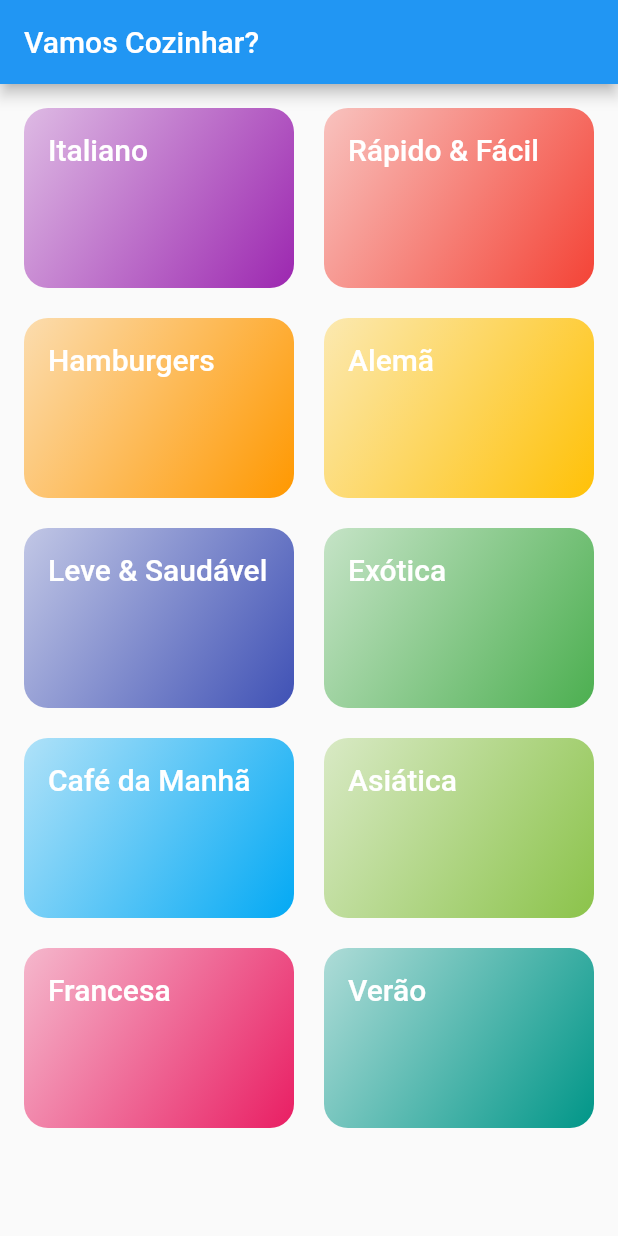
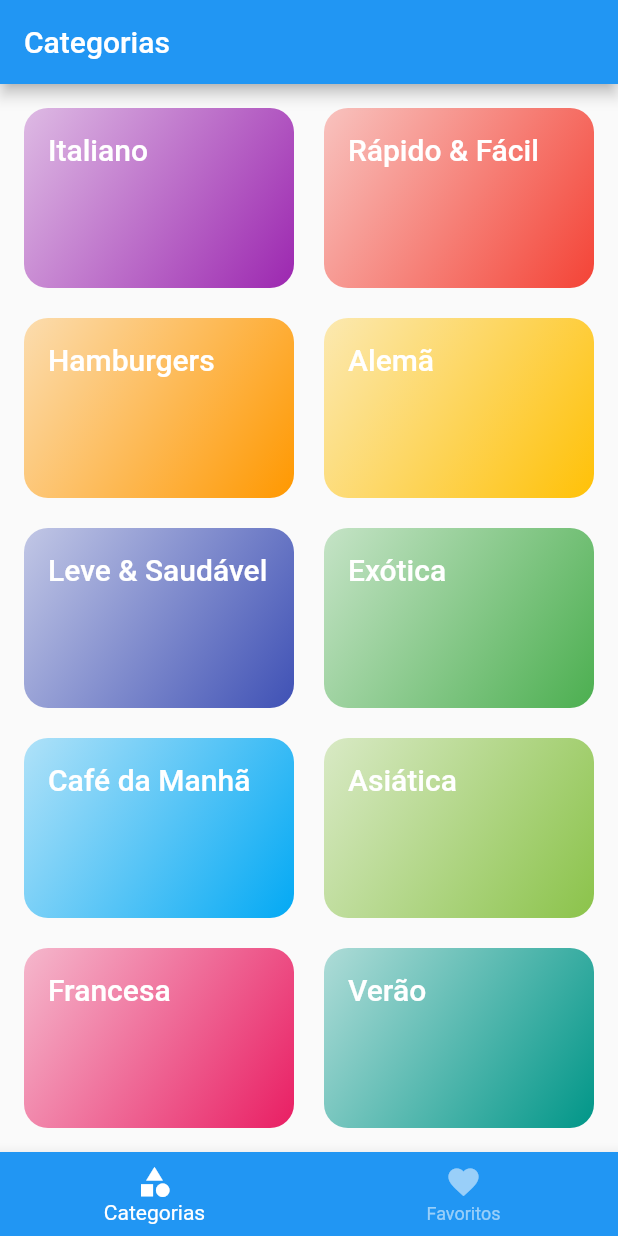
Before and after one commit to fhsbatista/meals, a Flutter app: the screen it shows after launch, on a phone screen of 412 x 824 dp. Run offline on Flutter 3.47's test engine with Material 2 defaults, Android fonts, the phone set to English and light mode, and no system bars.

```diff
--- a/lib/main.dart
+++ b/lib/main.dart
@@ -3,6 +3,7 @@ import 'package:meals/modules/categories/data/categories_local_datasource.dart';
 import 'package:meals/modules/categories/domain/get_categories_usecase.dart';
 import 'package:meals/modules/categories/domain/get_meals_by_category.dart';
 import 'package:meals/modules/categories/ui/pages/categories_page.dart';
+import 'package:meals/modules/categories/ui/pages/main_page.dart';
 import 'package:meals/modules/categories/ui/pages/meal_details_page.dart';
 import 'package:meals/modules/categories/ui/pages/meals_page.dart';
 
@@ -26,13 +27,7 @@ class MyApp extends StatelessWidget {
               ),
             ),
       ),
-      home: CategoriesPage(
-        getCategoriesUseCase: GetCategoriesUseCase(
-          repository: CategoriesRepositoryImpl(
-            datasource: CategoriesLocalDatasourceImpl(),
-          ),
-        ),
-      ),
+      home: MainPage(),
       routes: {
         MealsPage.routeName: (_) => MealsPage(
               getMealsByCategoryUseCase: GetMealsByCategoryUseCase(
@@ -44,13 +39,7 @@ class MyApp extends StatelessWidget {
         MealDetailsPage.routeName: (_) => MealDetailsPage()
       },
       onUnknownRoute: (settings) => MaterialPageRoute(
-        builder: (_) => CategoriesPage(
-          getCategoriesUseCase: GetCategoriesUseCase(
-            repository: CategoriesRepositoryImpl(
-              datasource: CategoriesLocalDatasourceImpl(),
-            ),
-          ),
-        ),
+        builder: (_) => MainPage(),
       ),
     );
   }
--- a/lib/modules/categories/ui/pages/categories_page.dart
+++ b/lib/modules/categories/ui/pages/categories_page.dart
@@ -12,11 +12,7 @@ class CategoriesPage extends StatelessWidget {
 
   @override
   Widget build(BuildContext context) {
-    return Scaffold(
-      appBar: AppBar(
-        title: Text('Vamos Cozinhar?'),
-      ),
-      body: GridView(
+    return GridView(
         padding: const EdgeInsets.all(16),
         gridDelegate: SliverGridDelegateWithMaxCrossAxisExtent(
             maxCrossAxisExtent: 200,
@@ -24,7 +20,6 @@ class CategoriesPage extends StatelessWidget {
             crossAxisSpacing: 20,
             mainAxisSpacing: 20),
         children: _getCategories().map((e) => CategoryItem(e)).toList(),
-      ),
     );
   }
 }
--- /dev/null
+++ b/lib/modules/categories/ui/pages/main_page.dart
@@ -0,0 +1,64 @@
+import 'package:flutter/material.dart';
+import 'package:meals/modules/categories/data/categories_local_datasource.dart';
+import 'package:meals/modules/categories/data/categories_repository.dart';
+import 'package:meals/modules/categories/domain/get_categories_usecase.dart';
+import 'package:meals/modules/categories/ui/pages/categories_page.dart';
+import 'package:meals/modules/categories/ui/pages/favorite_meals_page.dart';
+
+class MainPage extends StatefulWidget {
+  @override
+  _MainPageState createState() => _MainPageState();
+}
+
+class _MainPageState extends State<MainPage> {
+  final List<Map<String, dynamic>> _pages = [
+    {
+      'title': 'Categorias',
+      'page': CategoriesPage(
+        getCategoriesUseCase: GetCategoriesUseCase(
+          repository: CategoriesRepositoryImpl(
+            datasource: CategoriesLocalDatasourceImpl(),
+          ),
+        ),
+      ),
+    },
+    {
+      'title': 'Favoritos',
+      'page': FavoriteMealsPage(),
+    },
+  ];
+  int _selectedPageIndex = 0;
+
+  void _onPageSelected(int index) {
+    setState(() {
+      _selectedPageIndex = index;
+    });
+  }
+
+  @override
+  Widget build(BuildContext context) {
+    return Scaffold(
+      appBar: AppBar(
+        title: Text(_pages[_selectedPageIndex]['title']),
+      ),
+      body: _pages[_selectedPageIndex]['page'],
+      bottomNavigationBar: BottomNavigationBar(
+        currentIndex: _selectedPageIndex,
+        onTap: _onPageSelected,
+        backgroundColor: Theme.of(context).primaryColor,
+        unselectedItemColor: Colors.white54,
+        selectedItemColor: Colors.white,
+        items: [
+          BottomNavigationBarItem(
+            icon: Icon(Icons.category),
+            title: Text('Categorias'),
+          ),
+          BottomNavigationBarItem(
+            icon: Icon(Icons.favorite),
+            title: Text('Favoritos'),
+          ),
+        ],
+      ),
+    );
+  }
+}
```
Also changed, not shown: lib/modules/categories/ui/pages/favorite_meals_page.dart (added, +15 -0 lines).
